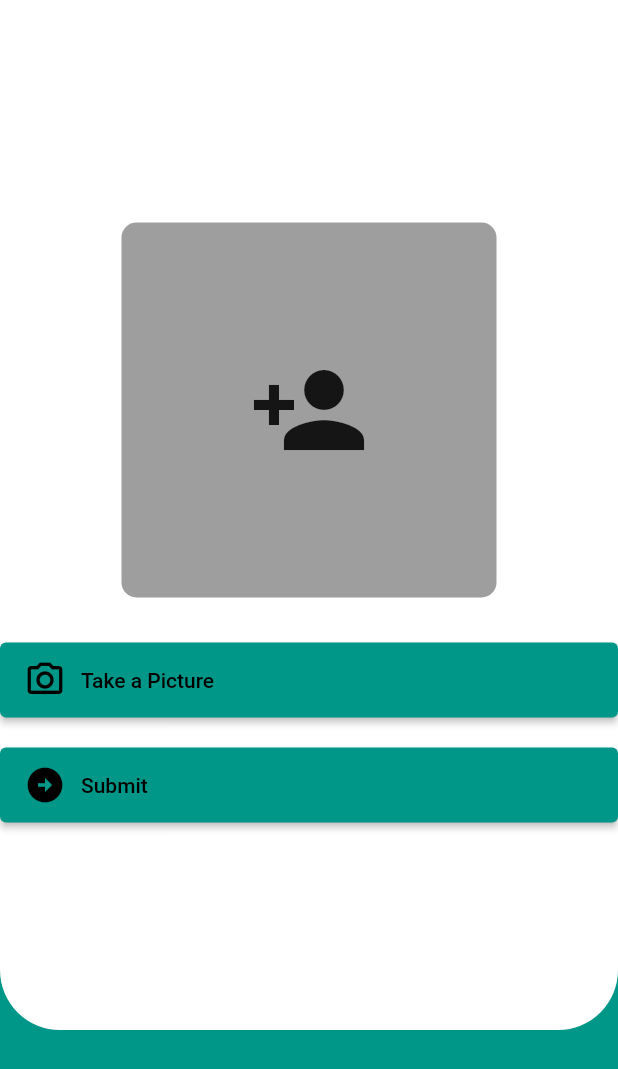
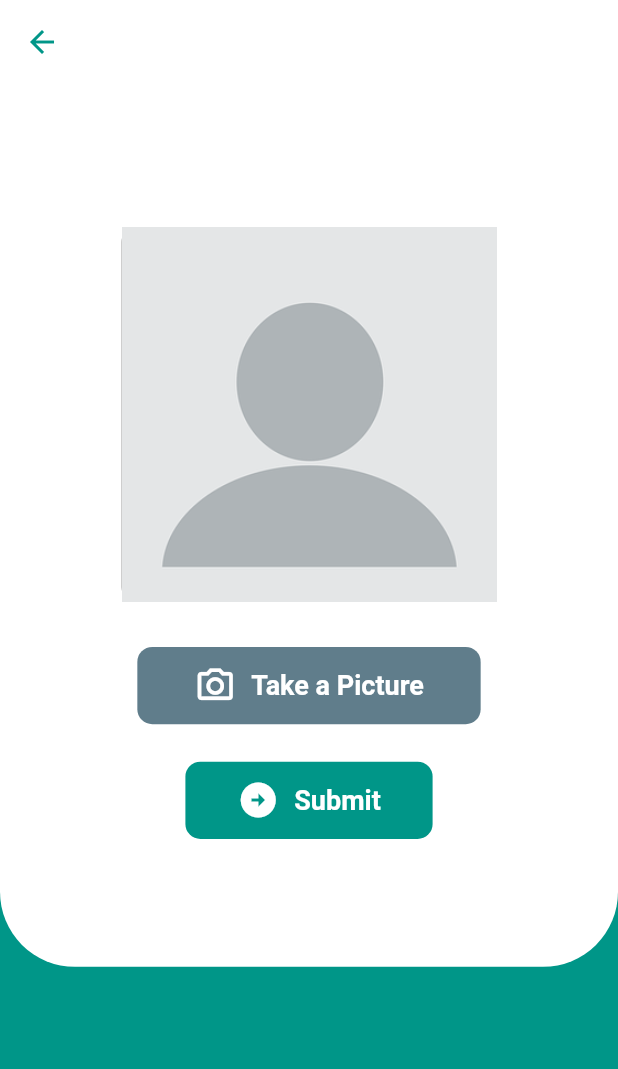
Before and after one commit to Tahmina-Bristy7/Attendance_app, a Flutter app: the screen it shows after launch, after a tap on "Login", on a phone screen of 412 x 824 dp. Shown: the top 1069 px of the screen. Run offline on Flutter 3.47's test engine with Material 2 defaults, Android fonts, the phone set to English and light mode, and no system bars; our stand-ins replace geocoding, geolocator, image_picker.

Commit message:
Complete our UI Design

```diff
--- a/lib/Screens/homepage.dart
+++ b/lib/Screens/homepage.dart
@@ -1,5 +1,4 @@
 import 'package:attendance/Widgetes/buttonWidget.dart';
-import 'package:flutter/cupertino.dart';
 import 'package:flutter/material.dart';
 import 'package:geocoding/geocoding.dart';
 import 'package:geolocator/geolocator.dart';
@@ -76,14 +75,24 @@ class _HomePageState extends State<HomePage> {
 
     return Scaffold(
       backgroundColor: Colors.teal,
+      appBar: AppBar(
+        backgroundColor: Colors.white,
+        elevation: 0,
+        leading: IconButton(
+          icon: Icon(Icons.arrow_back, color: Colors.teal),
+          onPressed: () {
+            Navigator.of(context).pop();
+          },
+        ),
+      ),
       body: Container(
-        height: MediaQuery.of(context).size.height / 1.2,
+        height: MediaQuery.of(context).size.height / 1.4,
         width: MediaQuery.of(context).size.width,
-        decoration: BoxDecoration(
+        decoration: const BoxDecoration(
             color: Colors.white,
             borderRadius: BorderRadius.only(
-                bottomRight: Radius.circular(40),
-                bottomLeft: Radius.circular(40))),
+                bottomRight: Radius.circular(50),
+                bottomLeft: Radius.circular(50))),
         child: Center(
           child: Column(
             mainAxisAlignment: MainAxisAlignment.center,
@@ -98,9 +107,9 @@ class _HomePageState extends State<HomePage> {
                   color: Colors.grey,
                 ),
                 child: _image == null
-                    ? const Icon(
-                        Icons.person_add,
-                        size: 80,
+                    ? Image.asset(
+                        'assets/images/demo .jpg',
+                        fit: BoxFit.cover,
                       )
                     : Image.file(_image!, fit: BoxFit.cover),
               ),
@@ -111,6 +120,8 @@ class _HomePageState extends State<HomePage> {
               // ),
               const SizedBox(height: 10),
               BuildButton(
+                inputColor: Colors.blueGrey,
+                sizeWidth: MediaQuery.of(context).size.width / 1.8,
                 onClick: () {
                   getimage();
                 },
@@ -130,9 +141,11 @@ class _HomePageState extends State<HomePage> {
               //   icon: Icons.add_location_alt_outlined,
               //   title: 'Get Location',
               // ),
-              const SizedBox(height: 20),
+              const SizedBox(height: 25),
               BuildButton(
+                inputColor: Colors.teal,
                 onClick: () {},
+                sizeWidth: MediaQuery.of(context).size.width / 2.5,
                 icon: Icons.arrow_circle_right,
                 title: 'Submit',
               ),
--- a/lib/Screens/login_screen.dart
+++ b/lib/Screens/login_screen.dart
@@ -1,4 +1,3 @@
-import 'package:flutter/cupertino.dart';
 import 'package:flutter/material.dart';
 
 class LoginScreen extends StatefulWidget {
--- a/lib/Widgetes/buttonWidget.dart
+++ b/lib/Widgetes/buttonWidget.dart
@@ -4,32 +4,45 @@ class BuildButton extends StatelessWidget {
   final VoidCallback onClick;
   final IconData icon;
   final String title;
+  final double sizeWidth;
+  final Color inputColor;
+
   BuildButton({
     required this.onClick,
     required this.icon,
     required this.title,
+    required this.sizeWidth,
+    required this.inputColor,
   });
 
   @override
   Widget build(BuildContext context) {
-    return ElevatedButton(
-      onPressed: onClick,
-      style: ElevatedButton.styleFrom(
-          minimumSize: Size.fromHeight(50),
-          primary: Colors.teal,
-          onPrimary: Colors.black),
+    return GestureDetector(
+      onTap: onClick,
+      child: Container(
+        height: MediaQuery.of(context).size.height / 16,
+        width: sizeWidth,
+        decoration: BoxDecoration(
+          borderRadius: BorderRadius.circular(10),
+          color: inputColor,
+        ),
         child: Center(
-        child: Row(children: [
+          child: Row(mainAxisAlignment: MainAxisAlignment.center, children: [
             Icon(
               icon,
+              color: Colors.white,
               size: 28,
             ),
-          SizedBox(width: 10),
+            const SizedBox(width: 10),
             Text(
               title,
-            style: TextStyle(),
+              style: const TextStyle(
+                  color: Colors.white,
+                  fontSize: 18,
+                  fontWeight: FontWeight.bold),
             ),
           ]),
+        ),
       ),
     );
   }
--- a/lib/main.dart
+++ b/lib/main.dart
@@ -17,7 +17,7 @@ class MyApp extends StatelessWidget {
       debugShowCheckedModeBanner: false,
       title: 'Flutter Demo',
       theme: ThemeData(
-        primarySwatch: Colors.blue,
+        primarySwatch: Colors.blueGrey,
       ),
       home: const LoginPage(),
     );
--- a/pubspec.yaml
+++ b/pubspec.yaml
@@ -61,9 +61,8 @@ flutter:
   uses-material-design: true
 
   # To add assets to your application, add an assets section, like this:
-  # assets:
-  #   - images/a_dot_burr.jpeg
-  #   - images/a_dot_ham.jpeg
+  assets:
+   - assets/images/
 
   # An image asset can refer to one or more resolution-specific "variants", see
   # https://flutter.dev/assets-and-images/#resolution-aware.
```
Also changed, not shown: assets/images/demo .jpg (added). Lines whose indentation alone changed are shown as unchanged.
